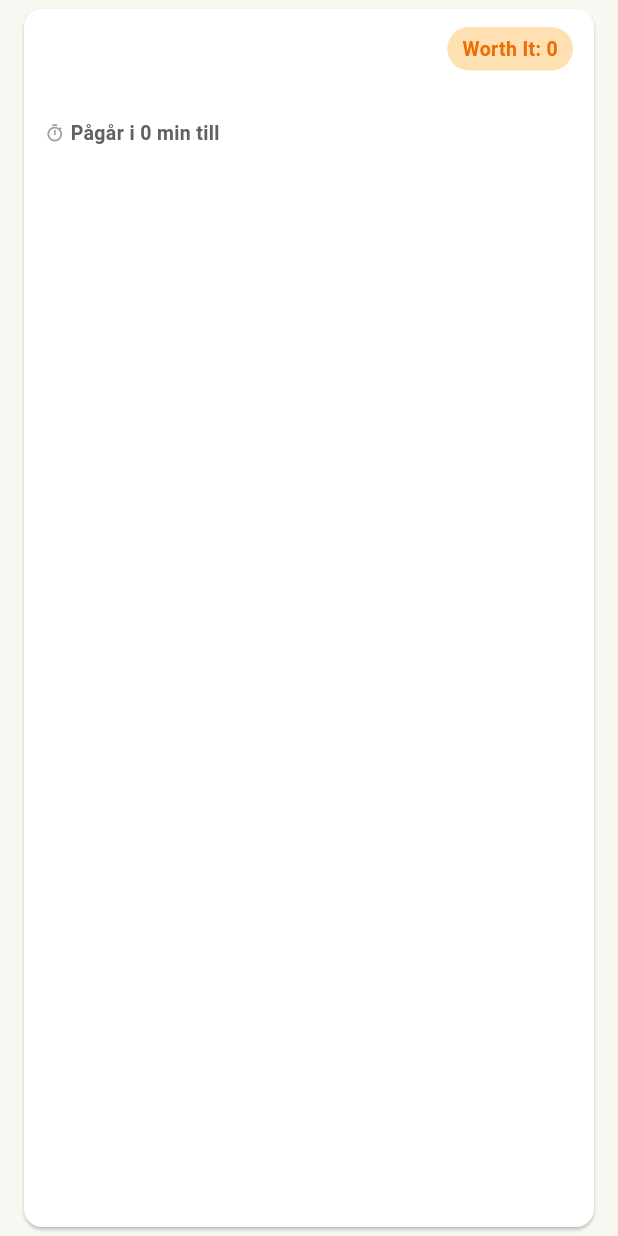
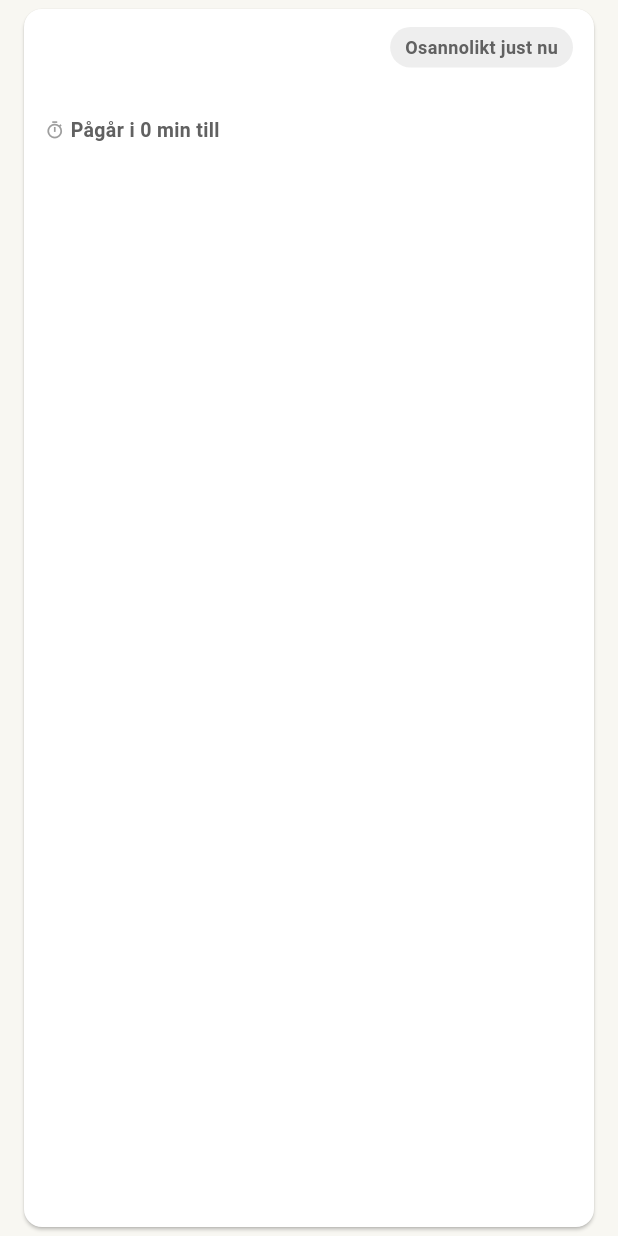
Before and after one commit to abodi99/taxitips, a Flutter app: the SmartAlertCard widget shown alone on an empty page, opened directly with empty values, on a phone screen of 412 x 824 dp. Run offline on Flutter 3.47's test engine with Material 3 defaults, Android fonts, the phone set to English and light mode, and no system bars; our stand-ins replace firebase_analytics, firebase_core, firebase_messaging, flutter_map, geolocator, latlong2 and 2 more; missing offline and left inert: dart:html; accounts and stored records are empty; network calls fail.

Commit message:
Move filter button out of top bar, replace Worth-It score with likelihood label
Top bar now only carries identity (title + live status) and two standard,
always-relevant actions (settings, refresh) -- filter was list-scoped
chrome, not app-level chrome, so it moves down next to the "Var behövs
taxi?" heading it actually controls. The redundant "tryck filter för att
smalna av" hint text is dropped since the button is now visibly right there.

The raw "Worth It: N" badge read as broken whenever it showed 0, which
happens both when a signal is genuinely weak and when it's too far/soon-
ending to reach in time -- a driver can't tell those apart from a bare
number. Replaced with a 3-tier "how likely are there customers" label
(customerLikelihood in severity_labels.dart) driven by severity_tier
crossed with whether worth_it_score actually reached 0, which is the
distinction that matters to a driver deciding whether to drive over.

Co-Authored-By: Claude Sonnet 5 <noreply@anthropic.com>

```diff
--- a/taxitips-app/lib/severity_labels.dart
+++ b/taxitips-app/lib/severity_labels.dart
@@ -31,3 +31,39 @@ const confidenceLabels = {
   'medium': 'Medel',
   'low': 'Låg — osäker tolkning av källdatan',
 };
+
+/// Driver-facing "how likely are there customers here" read, replacing the
+/// raw Worth-It number on the list card. worth_it_score is 0 both when a
+/// disruption is genuinely weak AND when it's too far/too close to ending to
+/// reach in time -- as a bare number those two cases are indistinguishable
+/// and a legitimate 0 reads as "the app is broken". Splitting on severity_tier
+/// (how strong the underlying signal is) crossed with whether worth_it_score
+/// actually reached 0 (not reachable in time) says which case it is.
+enum CustomerLikelihood { high, medium, low }
+
+const _highSeverityTiers = {'line_paused', 'road_accident_or_closure'};
+const _mediumSeverityTiers = {
+  'line_delayed',
+  'vehicle_cancelled',
+  'road_work_or_queue',
+};
+
+CustomerLikelihood customerLikelihood({
+  required String? severityTier,
+  required num worthItScore,
+}) {
+  if (worthItScore <= 0) return CustomerLikelihood.low;
+  if (_highSeverityTiers.contains(severityTier)) {
+    return CustomerLikelihood.high;
+  }
+  if (_mediumSeverityTiers.contains(severityTier)) {
+    return CustomerLikelihood.medium;
+  }
+  return CustomerLikelihood.low;
+}
+
+const customerLikelihoodLabels = {
+  CustomerLikelihood.high: 'Troligt att det finns kunder',
+  CustomerLikelihood.medium: 'Möjligt att det finns kunder',
+  CustomerLikelihood.low: 'Osannolikt just nu',
+};
--- a/taxitips-app/lib/widgets/smart_alert_card.dart
+++ b/taxitips-app/lib/widgets/smart_alert_card.dart
@@ -16,7 +16,11 @@ class SmartAlertCard extends StatelessWidget {
   Widget build(BuildContext context) {
     final title = alert['title'] ?? 'Tips';
     final summary = alert['summary']?.toString() ?? '';
-    final score = ((alert['worth_it_score'] as num?) ?? 0).round();
+    final score = ((alert['worth_it_score'] as num?) ?? 0);
+    final likelihood = customerLikelihood(
+      severityTier: alert['severity_tier']?.toString(),
+      worthItScore: score,
+    );
     final endTimeStr = alert['end_time'] ?? alert['ends_at'];
     final kind = alert['kind']?.toString();
     final severityTier = alert['severity_tier']?.toString();
@@ -121,19 +125,23 @@ class SmartAlertCard extends StatelessWidget {
                       vertical: 5,
                     ),
                     decoration: BoxDecoration(
-                      color: score > 50
-                          ? Colors.green.shade100
-                          : Colors.orange.shade100,
+                      color: switch (likelihood) {
+                        CustomerLikelihood.high => Colors.green.shade100,
+                        CustomerLikelihood.medium => Colors.orange.shade100,
+                        CustomerLikelihood.low => Colors.grey.shade200,
+                      },
                       borderRadius: BorderRadius.circular(20),
                     ),
                     child: Text(
-                      'Worth It: $score',
+                      customerLikelihoodLabels[likelihood]!,
                       style: TextStyle(
                         fontWeight: FontWeight.bold,
-                        fontSize: 13,
-                        color: score > 50
-                            ? Colors.green.shade800
-                            : Colors.orange.shade800,
+                        fontSize: 12,
+                        color: switch (likelihood) {
+                          CustomerLikelihood.high => Colors.green.shade800,
+                          CustomerLikelihood.medium => Colors.orange.shade800,
+                          CustomerLikelihood.low => Colors.grey.shade700,
+                        },
                       ),
                     ),
                   ),
```
Also changed, not shown: taxitips-app/lib/screens/driver_screen.dart (+39 -21 lines).
